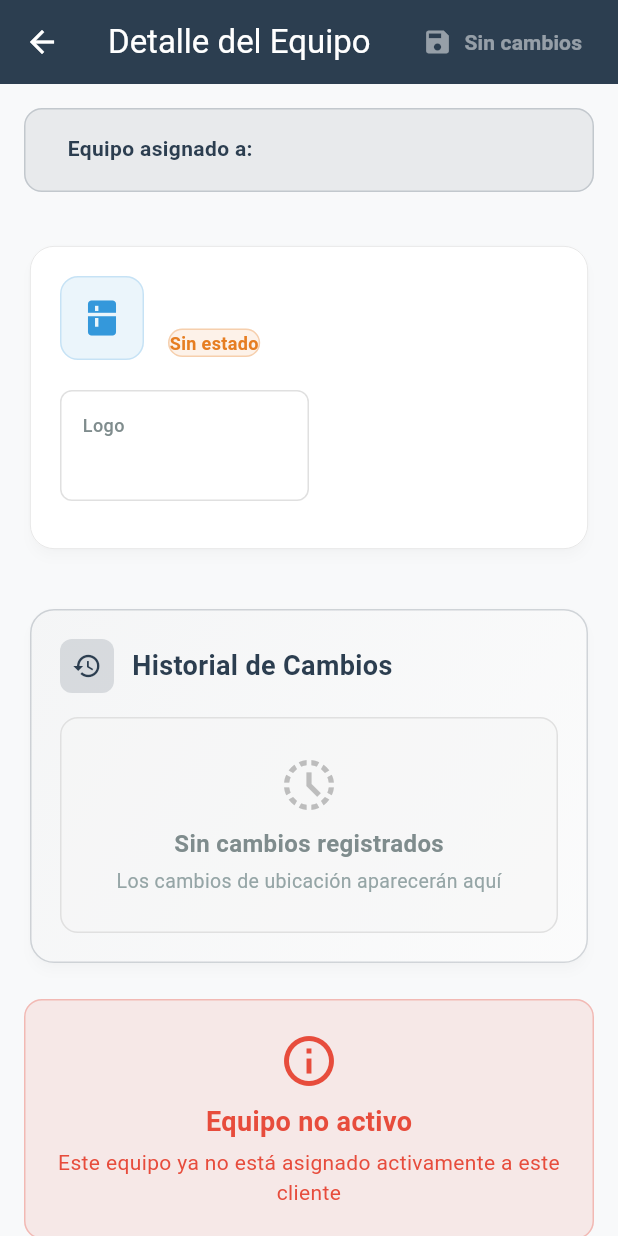
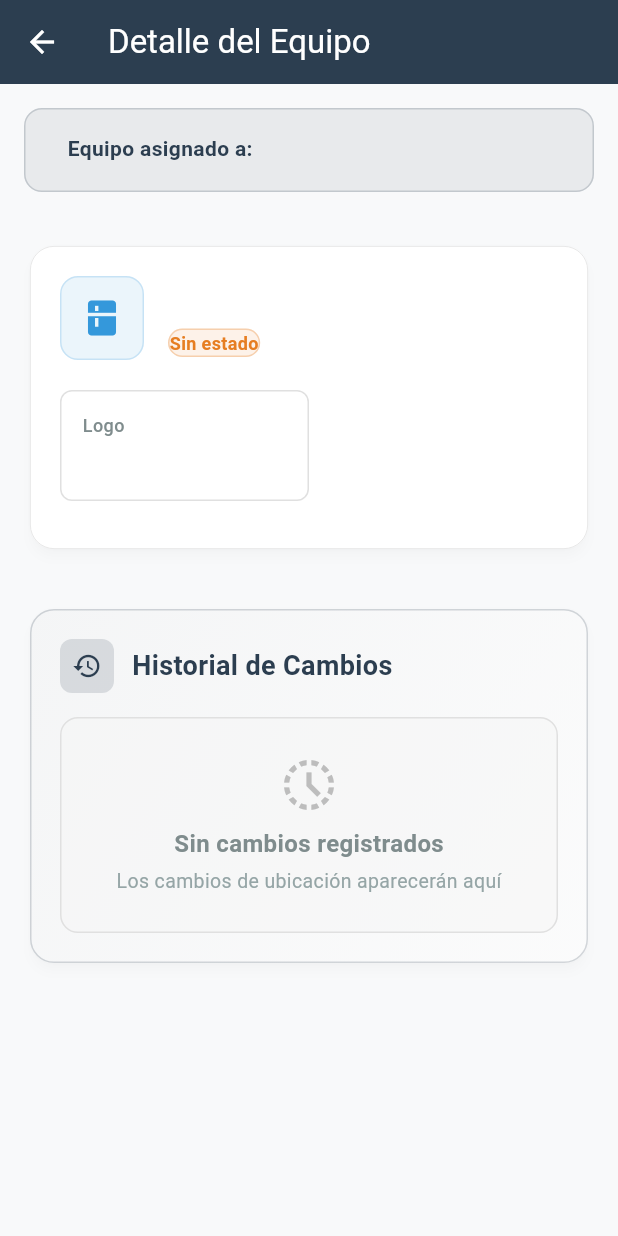
Before and after one commit to alarSoftware/adaApp, a Flutter app: the EquiposClientesDetailScreen screen opened directly with empty values, on a phone screen of 412 x 824 dp. Run offline on Flutter 3.47's test engine with Material 3 defaults, Android fonts, the phone set to English and light mode, and no system bars; our stand-ins replace connectivity_plus, geolocator, image_picker, local_auth, logger, shared_preferences and 1 more; missing offline and left inert: barcode_scan2, bcrypt; accounts and stored records are empty.

```diff
--- a/lib/ui/screens/equipos_clientes_detail_screen.dart
+++ b/lib/ui/screens/equipos_clientes_detail_screen.dart
@@ -104,6 +104,8 @@ class _EquiposClientesDetailScreenState extends State<EquiposClientesDetailScree
         backgroundColor: AppColors.appBarBackground,
         foregroundColor: AppColors.appBarForeground,
         actions: [
+          // SOLO MOSTRAR BOTÓN DE GUARDAR PARA EQUIPOS ACTIVOS/ASIGNADOS
+          if (_viewModel.isEquipoActivo)
             ListenableBuilder(
               listenable: _viewModel,
               builder: (context, child) {
@@ -401,11 +403,6 @@ class _EquiposClientesDetailScreenState extends State<EquiposClientesDetailScree
             // Mostrar historial para TODOS los equipos (activos e inactivos)
             _buildHistorialCard(),
 
-            // Mostrar mensaje de equipo inactivo después del historial
-            if (!_viewModel.isEquipoActivo) ...[
-              SizedBox(height: 20),
-              _buildInactiveEquipoCard(),
-            ],
           ],
         );
       },
@@ -1089,41 +1086,6 @@ class _EquiposClientesDetailScreenState extends State<EquiposClientesDetailScree
     );
   }
 
-  Widget _buildInactiveEquipoCard() {
-    return Container(
-      width: double.infinity,
-      padding: EdgeInsets.all(20),
-      decoration: BoxDecoration(
-        color: AppColors.errorContainer,
-        borderRadius: BorderRadius.circular(12),
-        border: Border.all(color: AppColors.borderError),
-      ),
-      child: Column(
-        children: [
-          Icon(Icons.info_outline, size: 40, color: AppColors.error),
-          SizedBox(height: 8),
-          Text(
-            _viewModel.getInactiveEquipoTitle(),
-            style: TextStyle(
-              fontSize: 18,
-              fontWeight: FontWeight.bold,
-              color: AppColors.error,
-            ),
-          ),
-          SizedBox(height: 4),
-          Text(
-            _viewModel.getInactiveEquipoSubtitle(),
-            style: TextStyle(
-              fontSize: 14,
-              color: AppColors.error,
-            ),
-            textAlign: TextAlign.center,
-          ),
-        ],
-      ),
-    );
-  }
-
   void _showSaveConfirmation() {
     showDialog(
       context: context,
--- a/lib/viewmodels/equipos_clientes_detail_screen_viewmodel.dart
+++ b/lib/viewmodels/equipos_clientes_detail_screen_viewmodel.dart
@@ -114,7 +114,7 @@ class EquiposClienteDetailScreenViewModel extends ChangeNotifier {
 
   Future<void> _loadInitialState() async {
     try {
-      final equipoId = equipoCliente['id'];
+      final equipoId = equipoCliente['cod_barras'];
       final clienteId = equipoCliente['cliente_id'];
 
       print('🔍 BUSCANDO HISTORIAL PARA:');
@@ -551,14 +551,6 @@ class EquiposClienteDetailScreenViewModel extends ChangeNotifier {
     };
   }
 
-  String getInactiveEquipoTitle() {
-    return 'Equipo no activo';
-  }
-
-  String getInactiveEquipoSubtitle() {
-    return 'Este equipo ya no está asignado activamente a este cliente';
-  }
-
   void _logDebugInfo() {
     _logger.i('DEBUG - Equipo Marca: ${equipoCliente['marca_nombre']}');
     _logger.i('DEBUG - Equipo Modelo: ${equipoCliente['modelo_nombre']}');
```
Also changed, not shown: lib/repositories/estado_equipo_repository.dart (+21 -2 lines), lib/ui/screens/cliente_detail_screen.dart (+1 -139 lines). Lines whose indentation alone changed are shown as unchanged.
